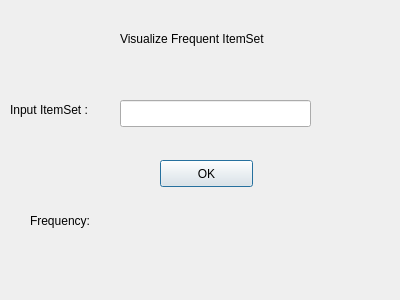
Before: the Qt Designer form VisualizeFI/ItemSetViewDialog.ui in huyite/VisualizeFI, drawn with Qt 5.
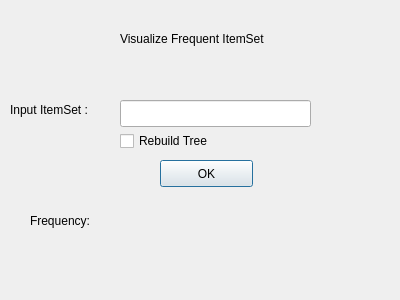
After: the same form once the commit is applied.

What changed in the file:
```diff
--- a/VisualizeFI/ItemSetViewDialog.ui
+++ b/VisualizeFI/ItemSetViewDialog.ui
@@ -88,6 +88,19 @@
     <string>Visualize Frequent ItemSet</string>
    </property>
   </widget>
+  <widget class="QCheckBox" name="checkBox">
+   <property name="geometry">
+    <rect>
+     <x>120</x>
+     <y>130</y>
+     <width>111</width>
+     <height>22</height>
+    </rect>
+   </property>
+   <property name="text">
+    <string>Rebuild Tree</string>
+   </property>
+  </widget>
  </widget>
  <resources/>
  <connections>
```
